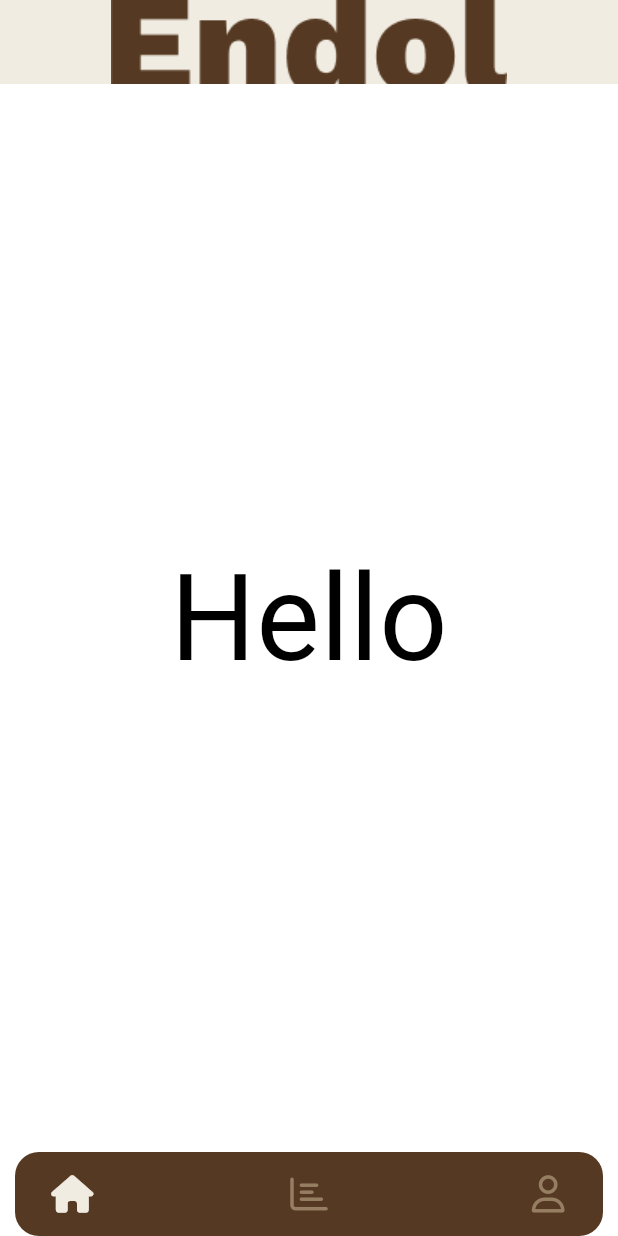
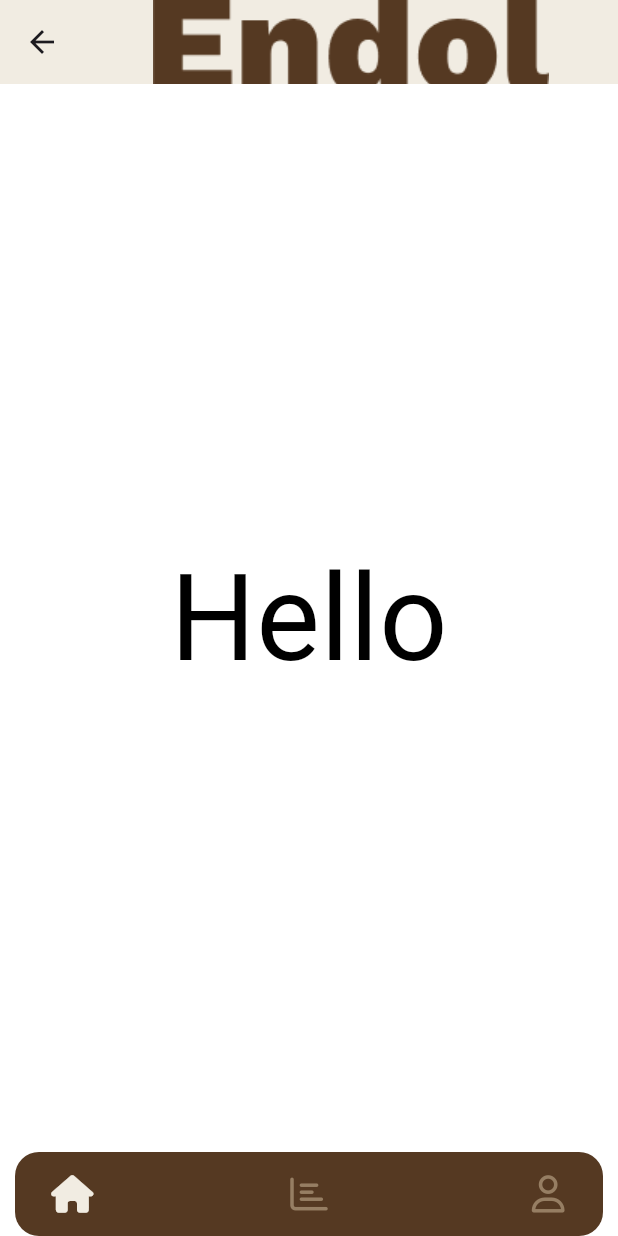
Before and after one commit to Benjee369/endol, a Flutter app: the screen it shows after launch, after a tap on "LOGIN", on a phone screen of 412 x 824 dp. Run offline on Flutter 3.47's test engine with Material 3 defaults, Android fonts, the phone set to English and light mode, and no system bars; drawn by our look-alikes of dot_navigation_bar, extended_image; our stand-ins replace font_awesome_flutter; Roboto replaces fonts that are missing (BaiJamjureeMedium).

Commit message:
cleaning code

```diff
--- a/lib/screens/home/home_screen.dart
+++ b/lib/screens/home/home_screen.dart
@@ -2,9 +2,6 @@ import 'package:endol/common/text_widget.dart';
 import 'package:extended_image/extended_image.dart';
 import 'package:flutter/material.dart';
 import '../../constants/app_colors.dart';
-import '../../constants/strings.dart';
-import 'package:provider/provider.dart';
-import '../../providers/current_index_provider.dart';
 
 class HomeScreen extends StatefulWidget {
   const HomeScreen({super.key});
@@ -16,7 +13,6 @@ class HomeScreen extends StatefulWidget {
 class _HomeScreenState extends State<HomeScreen> {
   @override
   Widget build(BuildContext context) {
-    final currentIndexProvider = Provider.of<CurrentIndexProvider>(context);
 
     return Scaffold(
       backgroundColor: AppColors.pureWhite,
--- a/lib/screens/login/login_screen.dart
+++ b/lib/screens/login/login_screen.dart
@@ -1,7 +1,6 @@
 import 'package:endol/app_navigation/home_navigation.dart';
 import 'package:endol/constants/app_sizes.dart';
 import 'package:endol/screens/create_account/create_account_screen.dart';
-import 'package:endol/screens/profile/profile_screen.dart';
 import 'package:flutter/material.dart';
 import 'package:endol/app_navigation/navigation.dart';
 import 'package:endol/constants/app_colors.dart';
@@ -10,8 +9,6 @@ import 'package:endol/constants/strings.dart';
 import 'package:endol/common/text_field_custom.dart';
 import 'package:endol/common/button_primary.dart';
 import 'package:extended_image/extended_image.dart';
-
-import '../home/home_screen.dart';
 
 class LoginScreen extends StatefulWidget {
   const LoginScreen({super.key});
@@ -67,7 +64,7 @@ class _LoginScreenState extends State<LoginScreen> {
                 width: 180,
                 text: Strings.login,
                 function: () {
-                  Navigation.navigateAndReplace(
+                  Navigation.navigateTo(
                     context,
                     const HomeNavigation(),
                   );
@@ -92,7 +89,7 @@ class _LoginScreenState extends State<LoginScreen> {
                       height: 61,
                       text: Strings.createAccount,
                       function: () {
-                        Navigation.navigateAndReplace(
+                        Navigation.navigateTo(
                           context,
                           const CreateAccountScreen(),
                         );
--- a/lib/screens/splash/splash_screen.dart
+++ b/lib/screens/splash/splash_screen.dart
@@ -3,8 +3,6 @@ import 'package:endol/screens/login/login_screen.dart';
 import 'package:flutter/material.dart';
 import 'package:endol/app_navigation/navigation.dart';
 import 'package:endol/constants/app_colors.dart';
-import 'package:endol/common/text_widget.dart';
-import 'package:endol/constants/strings.dart';
 import 'package:extended_image/extended_image.dart';
 
 class SplashScreen extends StatefulWidget {
@@ -17,6 +15,7 @@ class SplashScreen extends StatefulWidget {
 class _SplashScreenState extends State<SplashScreen> {
   @override
   void initState() {
+    //after waiting for 2 seconds it takes you to the login screen
     Future.delayed(
       const Duration(milliseconds: 2000),
       () {
```
